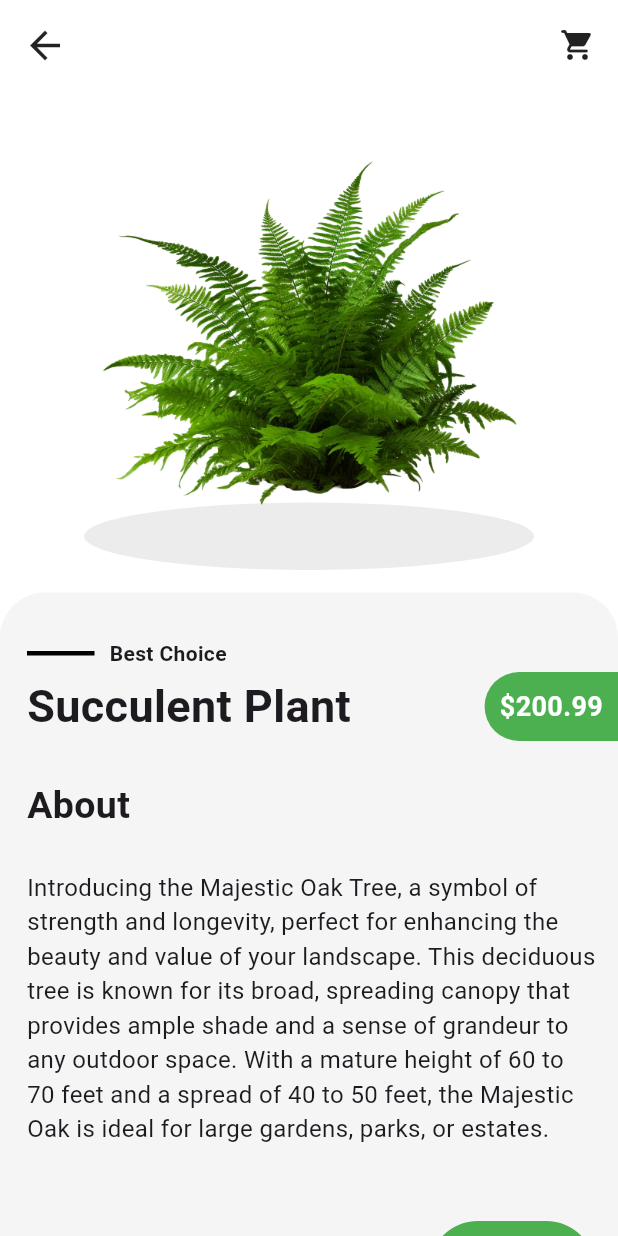
After one commit to aoffahad/plant_shop_app, a Flutter app: the PopularCategoryProductDetails screen opened directly with sample values from the repository, on a phone screen of 412 x 824 dp. The commit adds this screen. Run offline on Flutter 3.47's test engine with Material 3 defaults, Android fonts, the light colour scheme and no system bars; missing offline and left inert: staggered_grid_view_flutter.

Commit message:
2nd Commit

```diff
--- a/lib/screens/category/popular_category.dart
+++ b/lib/screens/category/popular_category.dart
@@ -1,4 +1,5 @@
 import 'package:flutter/material.dart';
+import 'package:plan_shop_app/screens/category/popular_category_product_details.dart';
 import 'package:plan_shop_app/screens/category/popular_product_class.dart';
 import 'package:staggered_grid_view_flutter/widgets/staggered_grid_view.dart';
 import 'package:staggered_grid_view_flutter/widgets/staggered_tile.dart';
@@ -23,7 +24,14 @@ class _PopularCategoryState extends State<PopularCategory> {
       itemBuilder: (context, index) {
         final popularProduct = product[index];
         return GestureDetector(
-            onTap: () {},
+            onTap: () {
+              Navigator.push(
+                  context,
+                  MaterialPageRoute(
+                      builder: (context) => PopularCategoryProductDetails(
+                            product: popularProduct,
+                          )));
+            },
             child: Container(
               padding: EdgeInsets.all(15),
               decoration: BoxDecoration(
@@ -45,16 +53,19 @@ class _PopularCategoryState extends State<PopularCategory> {
                                 width: 80,
                                 decoration: BoxDecoration(
                                     color: Colors.grey.shade300,
-                                    borderRadius: BorderRadius.all(
+                                    borderRadius: const BorderRadius.all(
                                         Radius.elliptical(100, 25))),
                               ),
                             ),
                           ),
                           Center(
+                              child: Hero(
+                            tag: popularProduct.image,
                             child: Image.asset(
                               popularProduct.image,
                               width: 200,
                               fit: BoxFit.cover,
+                            ),
                           )),
                         ],
                       ),
@@ -70,17 +81,20 @@ class _PopularCategoryState extends State<PopularCategory> {
                         child: Align(
                           alignment: Alignment.topRight,
                           child: Container(
-                            padding: EdgeInsets.all(6),
+                            padding: const EdgeInsets.all(6),
                             decoration: BoxDecoration(
                                 borderRadius: BorderRadius.circular(50),
                                 color: popularProduct.isFavourite
                                     ? Colors.pink.shade50
                                     : Colors.grey.shade400),
-                            child: Icon(
+                            child: popularProduct.isFavourite
+                                ? const Icon(
+                                    Icons.favorite,
+                                    color: Colors.red,
+                                  )
+                                : const Icon(
                                     Icons.favorite_outline,
-                              color: popularProduct.isFavourite
-                                  ? Colors.red
-                                  : Colors.black,
+                                    color: Colors.black,
                                   ),
                           ),
                         ),
--- /dev/null
+++ b/lib/screens/category/popular_category_product_details.dart
@@ -0,0 +1,202 @@
+import 'dart:ui';
+
+import 'package:flutter/cupertino.dart';
+import 'package:flutter/material.dart';
+import 'package:plan_shop_app/screens/category/popular_product_class.dart';
+
+class PopularCategoryProductDetails extends StatelessWidget {
+  final Product product;
+  PopularCategoryProductDetails({super.key, required this.product});
+
+  @override
+  Widget build(BuildContext context) {
+    return Scaffold(
+      backgroundColor: Colors.white,
+      body: SafeArea(
+        child: Column(
+          children: [
+            // Text(product.title),
+            // Text("${product.price.toString()}"),
+            // Image.asset(product.image)
+            Padding(
+                padding: EdgeInsets.symmetric(vertical: 15, horizontal: 15),
+                child: Row(
+                  mainAxisAlignment: MainAxisAlignment.spaceBetween,
+                  children: [
+                    /// Arrow back and Shopping Cart
+                    GestureDetector(
+                      onTap: () {
+                        Navigator.pop(context);
+                      },
+                      child: const Icon(
+                        Icons.arrow_back,
+                        size: 30,
+                      ),
+                    ),
+                    const Icon(
+                      Icons.shopping_cart_rounded,
+                      opticalSize: 30,
+                    )
+                  ],
+                )),
+
+            /// For Product Image and Its Base
+            productImage(),
+            const SizedBox(
+              height: 15,
+            ),
+            Expanded(
+                child: Container(
+              padding: EdgeInsets.only(left: 18, top: 28),
+              decoration: BoxDecoration(
+                  borderRadius: const BorderRadius.only(
+                      topRight: Radius.circular(30),
+                      topLeft: Radius.circular(30)),
+                  color: Colors.grey.withOpacity(0.1)),
+              child: productDetails(),
+            )),
+          ],
+        ),
+      ),
+    );
+  }
+
+  Widget productImage() {
+    return Stack(
+      children: [
+        Positioned.fill(
+          child: Align(
+            alignment: Alignment.bottomCenter,
+            child: Container(
+              height: 45,
+              width: 300,
+              decoration: BoxDecoration(
+                  color: Colors.grey.withOpacity(0.2),
+                  borderRadius:
+                      const BorderRadius.all(Radius.elliptical(300, 45))),
+            ),
+          ),
+        ),
+        Center(
+            child: Hero(
+          tag: product.image,
+          child: Image.asset(
+            product.image,
+            width: 320,
+            fit: BoxFit.cover,
+          ),
+        )),
+      ],
+    );
+  }
+
+  Widget productDetails() {
+    return ListView(
+      physics: BouncingScrollPhysics(),
+      children: [
+        const Row(
+          children: [
+            SizedBox(
+              width: 45,
+              child: Divider(
+                color: Colors.black,
+                thickness: 3,
+              ),
+            ),
+            SizedBox(
+              width: 10,
+            ),
+            Text(
+              "Best Choice",
+              style: TextStyle(fontWeight: FontWeight.bold),
+            ),
+            SizedBox(
+              height: 25,
+            ),
+          ],
+        ),
+        Row(
+          mainAxisAlignment: MainAxisAlignment.spaceBetween,
+          children: [
+            Text(
+              product.title,
+              style: TextStyle(fontWeight: FontWeight.bold, fontSize: 30),
+            ),
+            Container(
+              padding: const EdgeInsets.all(10),
+              decoration: const BoxDecoration(
+                  borderRadius: BorderRadius.only(
+                    topLeft: Radius.circular(30),
+                    bottomLeft: Radius.circular(30),
+                  ),
+                  color: Colors.green),
+              child: Text(
+                "\$${product.price}",
+                style: const TextStyle(
+                    fontSize: 18,
+                    fontWeight: FontWeight.bold,
+                    color: Colors.white),
+              ),
+            )
+          ],
+        ),
+        const SizedBox(
+          height: 25,
+        ),
+        const Text(
+          "About",
+          style: TextStyle(fontSize: 25, fontWeight: FontWeight.bold),
+        ),
+        const SizedBox(
+          height: 25,
+        ),
+        Padding(
+            padding: EdgeInsets.only(right: 15),
+            child: Text(
+              product.description,
+              style: TextStyle(fontSize: 16),
+            )),
+        const SizedBox(
+          height: 50,
+        ),
+        Row(
+          mainAxisAlignment: MainAxisAlignment.spaceBetween,
+          children: [
+            Row(
+              children: [
+                OutlinedButton(onPressed: () {}, child: Icon(Icons.remove)),
+                const SizedBox(
+                  width: 15,
+                ),
+                const Text(
+                  "1",
+                  style: TextStyle(fontSize: 25, fontWeight: FontWeight.bold),
+                ),
+                const SizedBox(
+                  width: 15,
+                ),
+                OutlinedButton(onPressed: () {}, child: Icon(Icons.add)),
+              ],
+            ),
+            Padding(
+              padding: EdgeInsets.symmetric(horizontal: 15),
+              child: Container(
+                padding: EdgeInsets.symmetric(horizontal: 40, vertical: 20),
+                decoration: BoxDecoration(
+                    borderRadius: BorderRadius.circular(60),
+                    color: Colors.green),
+                child: Text(
+                  "Buy",
+                  style: TextStyle(
+                      fontSize: 18,
+                      color: Colors.white,
+                      fontWeight: FontWeight.bold),
+                ),
+              ),
+            )
+          ],
+        )
+      ],
+    );
+  }
+}
--- a/lib/screens/category/popular_product_class.dart
+++ b/lib/screens/category/popular_product_class.dart
@@ -18,41 +18,49 @@ final List<Product> product = [
   Product(
       title: 'Succulent Plant',
       image: 'images/popular_product/tree1.png',
-      description: "This is most expensive",
+      description:
+          "Introducing the Majestic Oak Tree, a symbol of strength and longevity, perfect for enhancing the beauty and value of your landscape. This deciduous tree is known for its broad, spreading canopy that provides ample shade and a sense of grandeur to any outdoor space. With a mature height of 60 to 70 feet and a spread of 40 to 50 feet, the Majestic Oak is ideal for large gardens, parks, or estates.",
       price: 200.99),
   Product(
       title: 'Palm Plant',
       image: 'images/popular_product/tree2.png',
-      description: "This is most expensive",
+      description:
+          "Introducing the Majestic Oak Tree, a symbol of strength and longevity, perfect for enhancing the beauty and value of your landscape. This deciduous tree is known for its broad, spreading canopy that provides ample shade and a sense of grandeur to any outdoor space. With a mature height of 60 to 70 feet and a spread of 40 to 50 feet, the Majestic Oak is ideal for large gardens, parks, or estates.",
       price: 700.99),
   Product(
       title: 'Raintree Plant',
       image: 'images/popular_product/tree3.png',
-      description: "This is most expensive",
+      description:
+          "Introducing the Majestic Oak Tree, a symbol of strength and longevity, perfect for enhancing the beauty and value of your landscape. This deciduous tree is known for its broad, spreading canopy that provides ample shade and a sense of grandeur to any outdoor space. With a mature height of 60 to 70 feet and a spread of 40 to 50 feet, the Majestic Oak is ideal for large gardens, parks, or estates.",
       price: 90.99),
   Product(
       title: 'Succulent Plant',
       image: 'images/popular_product/tree4.png',
-      description: "This is most expensive",
+      description:
+          "Introducing the Majestic Oak Tree, a symbol of strength and longevity, perfect for enhancing the beauty and value of your landscape. This deciduous tree is known for its broad, spreading canopy that provides ample shade and a sense of grandeur to any outdoor space. With a mature height of 60 to 70 feet and a spread of 40 to 50 feet, the Majestic Oak is ideal for large gardens, parks, or estates.",
       price: 30.99),
   Product(
       title: 'Oliv Plant',
       image: 'images/popular_product/tree5.png',
-      description: "This is most expensive",
+      description:
+          "Introducing the Majestic Oak Tree, a symbol of strength and longevity, perfect for enhancing the beauty and value of your landscape. This deciduous tree is known for its broad, spreading canopy that provides ample shade and a sense of grandeur to any outdoor space. With a mature height of 60 to 70 feet and a spread of 40 to 50 feet, the Majestic Oak is ideal for large gardens, parks, or estates.",
       price: 100.99),
-  Product(
-      title: 'Coco Plant',
-      image: 'images/popular_product/tree1.png',
-      description: "This is most expensive",
-      price: 20.99),
-  Product(
-      title: 'Succulent Plant',
-      image: 'images/popular_product/tree4.png',
-      description: "This is most expensive",
-      price: 30.99),
-  Product(
-      title: 'Oliv Plant',
-      image: 'images/popular_product/tree5.png',
-      description: "This is most expensive",
-      price: 100.99),
+  // Product(
+  //     title: 'Coco Plant',
+  //     image: 'images/popular_product/tree1.png',
+  //     description:
+  //         "Introducing the Majestic Oak Tree, a symbol of strength and longevity, perfect for enhancing the beauty and value of your landscape. This deciduous tree is known for its broad, spreading canopy that provides ample shade and a sense of grandeur to any outdoor space. With a mature height of 60 to 70 feet and a spread of 40 to 50 feet, the Majestic Oak is ideal for large gardens, parks, or estates.",
+  //     price: 20.99),
+  // Product(
+  //     title: 'Succulent Plant',
+  //     image: 'images/popular_product/tree4.png',
+  //     description:
+  //         "Introducing the Majestic Oak Tree, a symbol of strength and longevity, perfect for enhancing the beauty and value of your landscape. This deciduous tree is known for its broad, spreading canopy that provides ample shade and a sense of grandeur to any outdoor space. With a mature height of 60 to 70 feet and a spread of 40 to 50 feet, the Majestic Oak is ideal for large gardens, parks, or estates.",
+  //     price: 30.99),
+  // Product(
+  //     title: 'Oliv Plant',
+  //     image: 'images/popular_product/tree5.png',
+  //     description:
+  //         "Introducing the Majestic Oak Tree, a symbol of strength and longevity, perfect for enhancing the beauty and value of your landscape. This deciduous tree is known for its broad, spreading canopy that provides ample shade and a sense of grandeur to any outdoor space. With a mature height of 60 to 70 feet and a spread of 40 to 50 feet, the Majestic Oak is ideal for large gardens, parks, or estates.",
+  //     price: 100.99),
 ];
--- a/lib/screens/home_page.dart
+++ b/lib/screens/home_page.dart
@@ -69,7 +69,7 @@ class _HomePageState extends State<HomePage> with TickerProviderStateMixin {
 
             /// Search  Box
             Padding(
-              padding: EdgeInsets.symmetric(vertical: 30),
+              padding: EdgeInsets.only(top: 30),
               child: Row(
                 children: [
                   searchField(),
```
Lines whose indentation alone changed are shown as unchanged.
